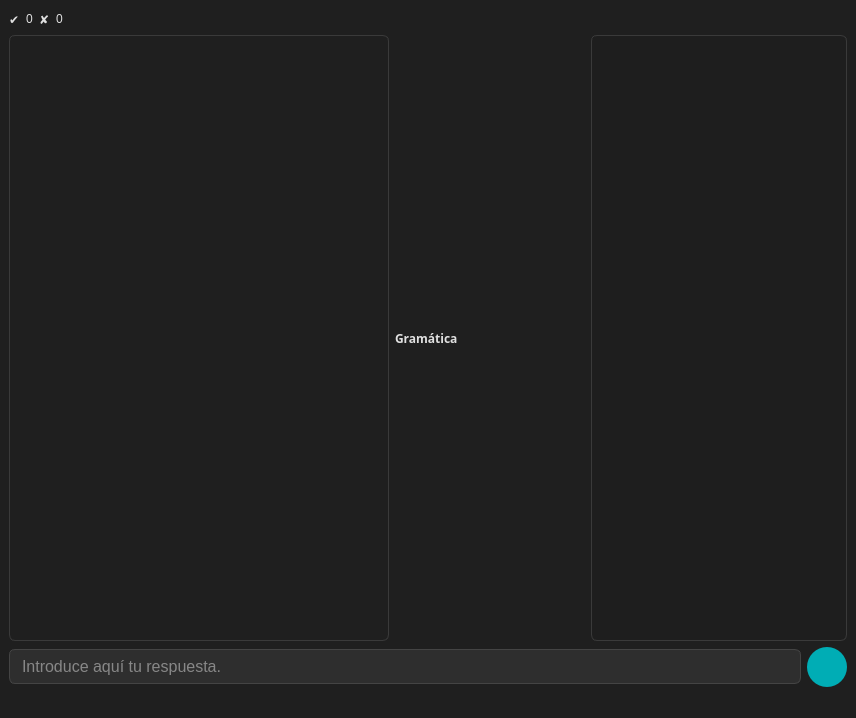
Qt form slrtutorwindow.ui (jose-rZM/SyntaxTutor) before a commit.
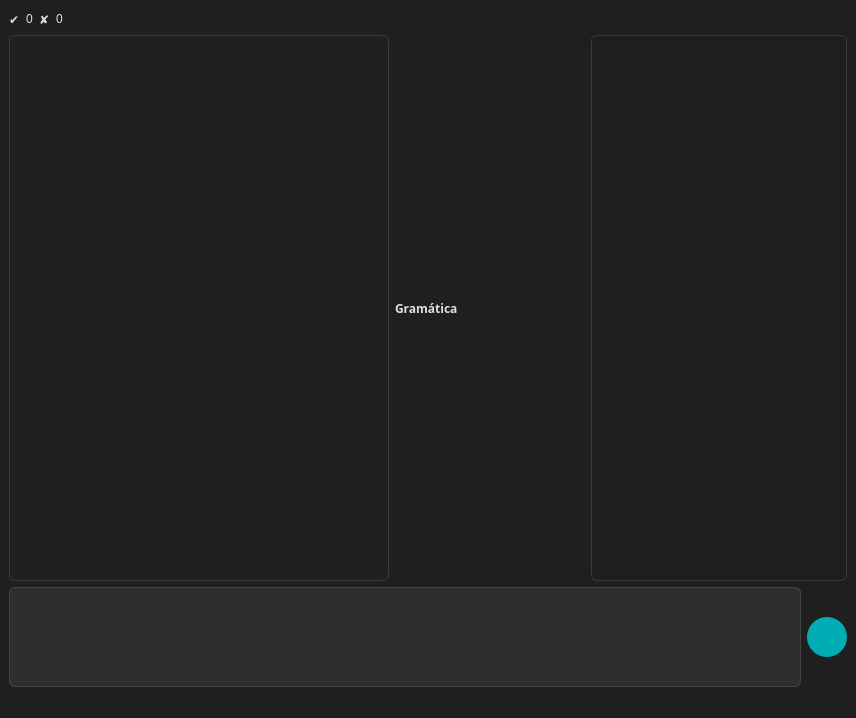
The same form after that commit. Icons and pictures are not drawn.

The edit to the form file:
```diff
--- a/slrtutorwindow.ui
+++ b/slrtutorwindow.ui
@@ -191,7 +191,25 @@
     <item>
      <layout class="QHBoxLayout" name="horizontalLayout">
       <item>
-       <widget class="QLineEdit" name="userResponse">
+       <widget class="QTextEdit" name="userResponse">
+        <property name="sizePolicy">
+         <sizepolicy hsizetype="Preferred" vsizetype="MinimumExpanding">
+          <horstretch>0</horstretch>
+          <verstretch>0</verstretch>
+         </sizepolicy>
+        </property>
+        <property name="minimumSize">
+         <size>
+          <width>0</width>
+          <height>0</height>
+         </size>
+        </property>
+        <property name="maximumSize">
+         <size>
+          <width>16777215</width>
+          <height>100</height>
+         </size>
+        </property>
         <property name="styleSheet">
          <string notr="true">background-color: #2E2E2E;
 color: #E0E0E0;
@@ -200,9 +218,6 @@
 padding: 6px 10px;
 font-size: 16px;</string>
         </property>
-        <property name="placeholderText">
-         <string>Introduce aquí tu respuesta.</string>
-        </property>
        </widget>
       </item>
       <item>
```
